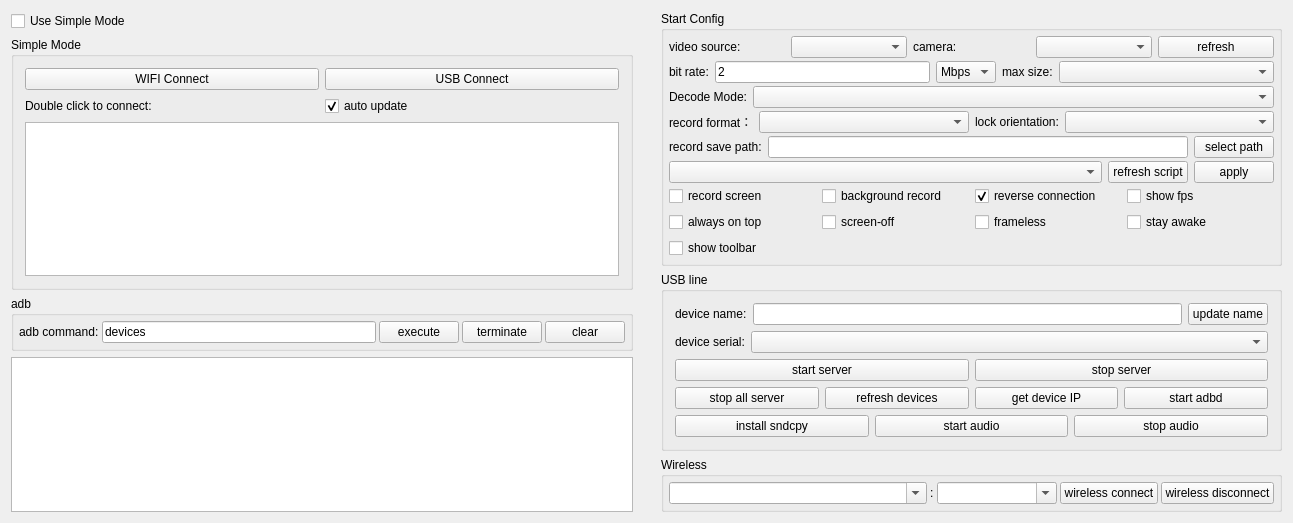
Qt form QtScrcpy/ui/dialog.ui (upquark-dev/QtScrcpy) before a commit.
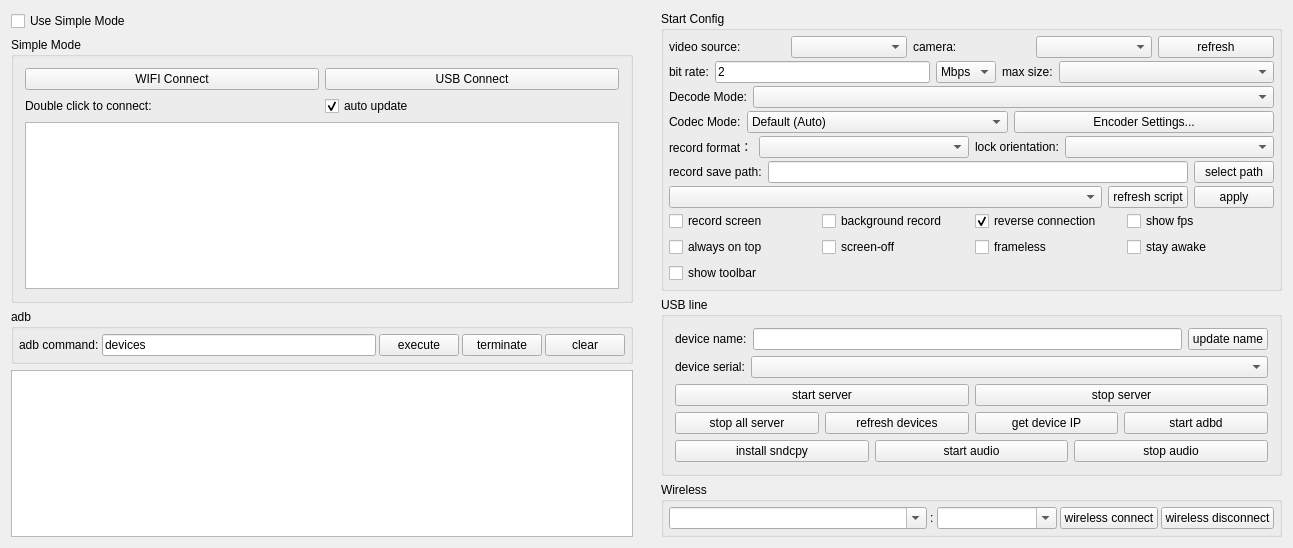
The same form after that commit.

Commit message: feat:Add MTK encoder optimization UI to prevent suddenscreen blur on MediaTek devices

What changed in the file:
```diff
--- a/QtScrcpy/ui/dialog.ui
+++ b/QtScrcpy/ui/dialog.ui
@@ -501,6 +501,76 @@
            </layout>
           </widget>
          </item>
+         <item>
+          <widget class="QWidget" name="configWidgetCodec" native="true">
+           <property name="sizePolicy">
+            <sizepolicy hsizetype="Preferred" vsizetype="Preferred">
+             <horstretch>0</horstretch>
+             <verstretch>0</verstretch>
+            </sizepolicy>
+           </property>
+           <layout class="QHBoxLayout" name="horizontalLayout_codec">
+            <property name="leftMargin">
+             <number>0</number>
+            </property>
+            <property name="topMargin">
+             <number>0</number>
+            </property>
+            <property name="rightMargin">
+             <number>0</number>
+            </property>
+            <property name="bottomMargin">
+             <number>0</number>
+            </property>
+            <item>
+             <widget class="QLabel" name="label_codecMode">
+              <property name="sizePolicy">
+               <sizepolicy hsizetype="Maximum" vsizetype="Preferred">
+                <horstretch>0</horstretch>
+                <verstretch>0</verstretch>
+               </sizepolicy>
+              </property>
+              <property name="text">
+               <string>Codec Mode:</string>
+              </property>
+             </widget>
+            </item>
+            <item>
+             <widget class="QComboBox" name="codecModeBox">
+              <property name="sizePolicy">
+               <sizepolicy hsizetype="Preferred" vsizetype="Preferred">
+                <horstretch>0</horstretch>
+                <verstretch>0</verstretch>
+               </sizepolicy>
+              </property>
+              <property name="toolTip">
+               <string>Encoder selection: Default uses system auto-select; MTK enables fine-grained tuning. For MediaTek devices only.</string>
+              </property>
+              <item>
+               <property name="text">
+                <string>Default (Auto)</string>
+               </property>
+              </item>
+              <item>
+               <property name="text">
+                <string>MTK Encoder</string>
+               </property>
+              </item>
+             </widget>
+            </item>
+            <item>
+             <widget class="QPushButton" name="mtkConfigBtn">
+              <property name="toolTip">
+               <string>Open MTK encoder advanced settings: optimization levels for visual quality and performance. For MediaTek devices only.</string>
+              </property>
+              <property name="text">
+               <string>Encoder Settings...</string>
+              </property>
+             </widget>
+            </item>
+           </layout>
+          </widget>
+         </item>
          <item>
           <widget class="QWidget" name="configWidget5" native="true">
            <property name="sizePolicy">
```
The commit also changes 16 other files.
